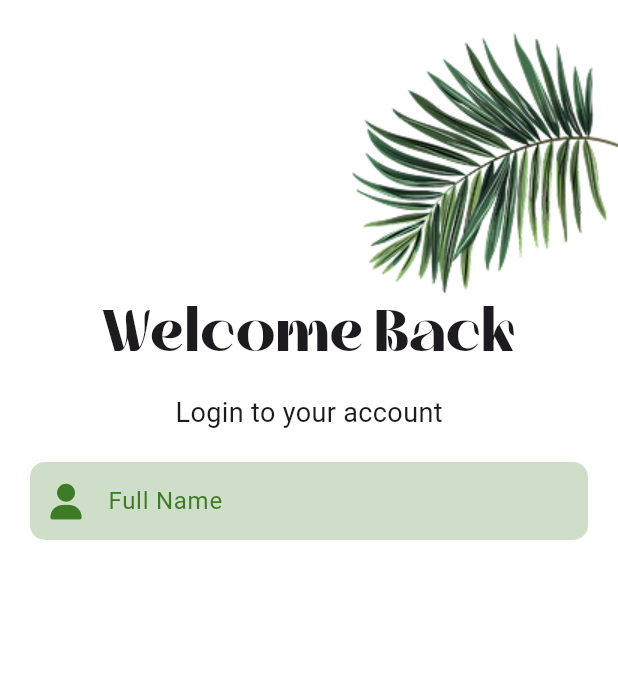
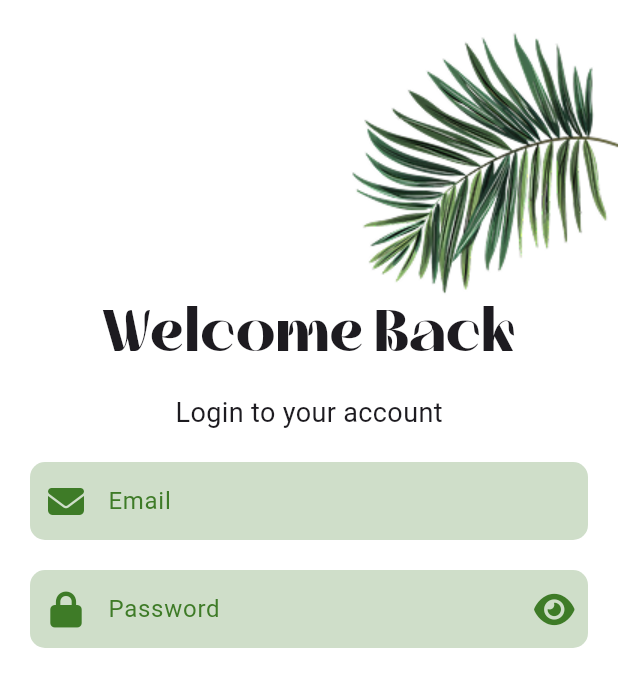
Before and after one commit to EsAm1973/Mazraaty, a Flutter app: the screen it shows after launch, on a phone screen of 412 x 824 dp. Shown: the top 687 px of the screen. Run offline on Flutter 3.47's test engine with Material 3 defaults, Android fonts, the light colour scheme and no system bars; our stand-ins replace font_awesome_flutter, go_router, google_fonts, image_picker; Roboto replaces fonts that are missing (Inder).

Commit message:
create password textfield in login

```diff
--- a/lib/Features/authentication/presentation/views/login_view.dart
+++ b/lib/Features/authentication/presentation/views/login_view.dart
@@ -6,7 +6,7 @@ class LoginView extends StatelessWidget {
 
   @override
   Widget build(BuildContext context) {
-    return const SafeArea(
+    return SafeArea(
       child: Scaffold(
         body: LoginViewBody(),
       ),
--- a/lib/Features/authentication/presentation/views/widgets/login_name_textfeild.dart
+++ b/lib/Features/authentication/presentation/views/widgets/login_name_textfeild.dart
@@ -3,20 +3,28 @@ import 'package:font_awesome_flutter/font_awesome_flutter.dart';
 import 'package:mazraaty/Core/widgets/custom_textfeild.dart';
 import 'package:mazraaty/constants.dart';
 
-class LoginFullNameTextFeild extends StatelessWidget {
-  const LoginFullNameTextFeild({super.key});
-
+class LoginEmailTextFeild extends StatelessWidget {
+  const LoginEmailTextFeild({super.key, required this.emailController});
+  final TextEditingController emailController;
   @override
   Widget build(BuildContext context) {
-    return const CustomTextField(
-      hintText: 'Full Name',
-      preffixIcon: Icon(
-        FontAwesomeIcons.solidUser,
+    return CustomTextField(
+      controller: emailController,
+      hintText: 'Email',
+      preffixIcon: const Icon(
+        FontAwesomeIcons.solidEnvelope,
         color: kMainColor,
-        size: 24,
       ),
-      onChanged: null,
-      validator: null,
+      onChanged: (value) {},
+      validator: (value) {
+        if (value == null || value.isEmpty) {
+          return 'Please enter your email address';
+        }
+        if (!RegExp(r'^[\w-\.]+@([\w-]+\.)+[\w-]{2,4}$').hasMatch(value)) {
+          return 'Please enter a valid email address';
+        }
+        return null;
+      },
     );
   }
 }
--- /dev/null
+++ b/lib/Features/authentication/presentation/views/widgets/login_password_textfeild.dart
@@ -0,0 +1,56 @@
+import 'package:flutter/material.dart';
+import 'package:font_awesome_flutter/font_awesome_flutter.dart';
+import 'package:mazraaty/Core/widgets/custom_textfeild.dart';
+import 'package:mazraaty/constants.dart';
+
+class LoginPasswordTextFeild extends StatefulWidget {
+  const LoginPasswordTextFeild({super.key, required this.passwordController});
+  final TextEditingController passwordController;
+  @override
+  State<LoginPasswordTextFeild> createState() => _LoginPasswordTextFeildState();
+}
+
+class _LoginPasswordTextFeildState extends State<LoginPasswordTextFeild> {
+  bool _obscurePassword = true;
+  @override
+  void dispose() {
+    super.dispose();
+    widget.passwordController.dispose();
+  }
+
+  @override
+  Widget build(BuildContext context) {
+    return CustomTextField(
+      controller: widget.passwordController,
+      obscureText: _obscurePassword,
+      hintText: 'Password',
+      preffixIcon: const Icon(
+        FontAwesomeIcons.lock,
+        color: kMainColor,
+        size: 24,
+      ),
+      suffixIcon: IconButton(
+        icon: Icon(
+          _obscurePassword
+              ? FontAwesomeIcons.solidEye
+              : FontAwesomeIcons.solidEyeSlash,
+          color: kMainColor,
+        ),
+        onPressed: () {
+          setState(() {
+            _obscurePassword = !_obscurePassword;
+          });
+        },
+      ),
+      validator: (value) {
+        if (value == null || value.isEmpty) {
+          return 'Please enter a password';
+        }
+        if (value.length < 6) {
+          return 'Password must be at least 6 characters';
+        }
+        return null;
+      },
+    );
+  }
+}
--- a/lib/Features/authentication/presentation/views/widgets/login_view_body.dart
+++ b/lib/Features/authentication/presentation/views/widgets/login_view_body.dart
@@ -1,23 +1,34 @@
 import 'package:flutter/material.dart';
+import 'package:font_awesome_flutter/font_awesome_flutter.dart';
+import 'package:mazraaty/Core/widgets/custom_textfeild.dart';
 import 'package:mazraaty/Features/authentication/presentation/views/widgets/login_name_textfeild.dart';
+import 'package:mazraaty/Features/authentication/presentation/views/widgets/login_password_textfeild.dart';
 import 'package:mazraaty/Features/authentication/presentation/views/widgets/login_top_image.dart';
 import 'package:mazraaty/Features/authentication/presentation/views/widgets/login_welcome_message.dart';
+import 'package:mazraaty/constants.dart';
 
 class LoginViewBody extends StatelessWidget {
-  const LoginViewBody({super.key});
-
+  LoginViewBody({super.key});
+  final TextEditingController emailController = TextEditingController();
+  final TextEditingController passwordController = TextEditingController();
   @override
   Widget build(BuildContext context) {
-    return const Column(
+    return Column(
       children: [
-        LoginTopImage(),
+        const LoginTopImage(),
         Padding(
-          padding: EdgeInsets.symmetric(horizontal: 20),
+          padding: const EdgeInsets.symmetric(horizontal: 20),
           child: Column(
             children: [
-              LoginWelcomeMessage(),
-              SizedBox(height: 20),
-              LoginFullNameTextFeild(),
+              const LoginWelcomeMessage(),
+              const SizedBox(height: 20),
+              LoginEmailTextFeild(
+                emailController: emailController,
+              ),
+              const SizedBox(height: 20),
+              LoginPasswordTextFeild(
+                passwordController: passwordController,
+              ),
             ],
           ),
         ),
```
